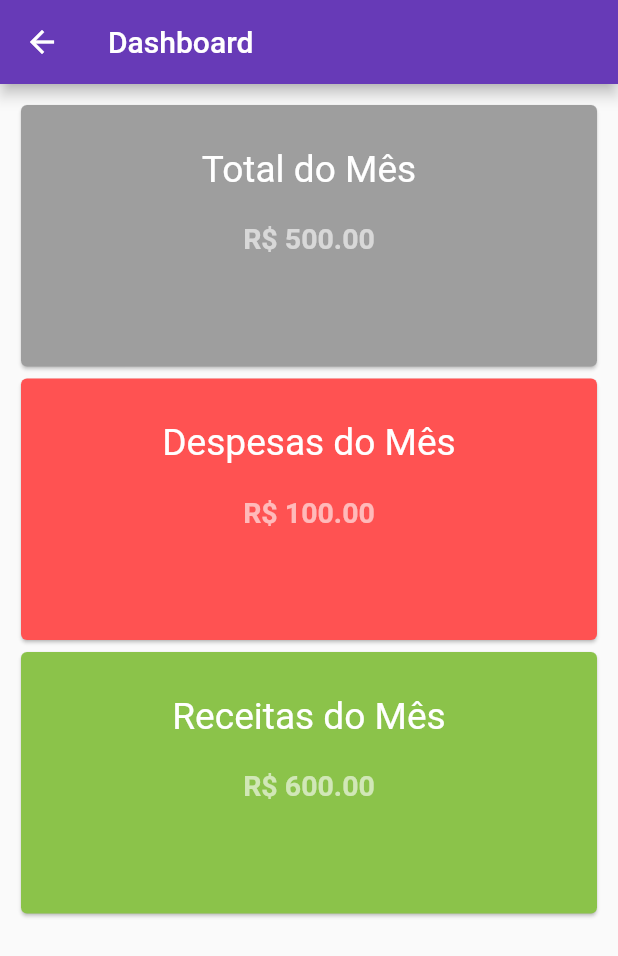
After one commit to matheusc3m/flutter-app-contabil, a Flutter app: the DashboardPage screen opened directly, on a phone screen of 412 x 824 dp. The commit adds this screen. Shown: the top 956 px of the screen. Run offline on Flutter 3.47's test engine with Material 2 defaults, Android fonts, the phone set to English and light mode, and no system bars; our stand-ins replace cloud_firestore, curved_navigation_bar, date_field, firebase_auth, google_sign_in, rflutter_alert and 2 more; missing offline and left inert: flutter_alert, flutter_radio_button_group; accounts and stored records are empty.

Commit message:
Tela Dashboard Criada

```diff
--- a/appcontabil/lib/pages/cadastroMei.dart
+++ b/appcontabil/lib/pages/cadastroMei.dart
@@ -21,7 +21,6 @@ class _CadastroMeiState extends State<CadastroMei> {
         child: SingleChildScrollView(
           padding: EdgeInsets.only(top: 20, left: 20, right: 20, bottom: 20),
           child: Container(
-            height: MediaQuery.of(context).size.height * 0.8,
             decoration: BoxDecoration(
                 borderRadius: BorderRadius.circular(25), color: Colors.white),
             child: Padding(
--- /dev/null
+++ b/appcontabil/lib/pages/dashboard.dart
@@ -0,0 +1,70 @@
+import 'package:appcontabil/animation/FadeAnimation.dart';
+import 'package:flutter/material.dart';
+
+class DashboardPage extends StatelessWidget {
+  @override
+  Widget build(BuildContext context) {
+    var menu = ["Total do Mês", "Despesas do Mês", "Receitas do Mês"];
+    var total = ["500.00", "100.00", "600.00"];
+    var tipo = ["b", "d", "r"];
+    return Scaffold(
+      appBar: AppBar(
+        title: Text("Dashboard"),
+      ),
+      body: GridView.builder(
+          padding: EdgeInsets.all(10),
+          itemCount: menu.length,
+          gridDelegate: (SliverGridDelegateWithFixedCrossAxisCount(
+            crossAxisCount: 1,
+            childAspectRatio: MediaQuery.of(context).size.width /
+                (MediaQuery.of(context).size.height / 4.3),
+          )),
+          itemBuilder: (BuildContext context, int index) {
+            return FadeAnimation(
+              1.2,
+              Card(
+                color: _getMyColor(tipo[index]),
+                child: InkWell(
+                  onTap: () {},
+                  child: Column(
+                    children: <Widget>[
+                      SizedBox(
+                          height: MediaQuery.of(context).size.height * 0.01),
+                      Padding(
+                        padding: EdgeInsets.all(20),
+                        child: Text(
+                          menu[index],
+                          style: TextStyle(
+                              fontSize:
+                                  MediaQuery.of(context).size.height * 0.03,
+                              color: Colors.white,
+                              fontWeight: FontWeight.w400,
+                              height: 1.2),
+                          textAlign: TextAlign.center,
+                        ),
+                      ),
+                      Text(
+                        "R\$ ${total[index]}",
+                        style: TextStyle(
+                            fontSize: 19,
+                            color: Colors.white60,
+                            fontWeight: FontWeight.w700),
+                      )
+                    ],
+                  ),
+                ),
+              ),
+            );
+          }),
+    );
+  }
+}
+
+Color _getMyColor(var tipo) {
+  if (tipo == "r") {
+    return Colors.lightGreen;
+  } else if (tipo == "d") {
+    return Colors.redAccent;
+  } else
+    return Colors.grey;
+}
```
Also changed, not shown: appcontabil/lib/pages/homePage.dart (+7 -1 lines), appcontabil/lib/pages/listagemFornecedor.dart (+15 -2 lines), appcontabil/lib/pages/listagemLancamento.dart (+0 -18 lines).
